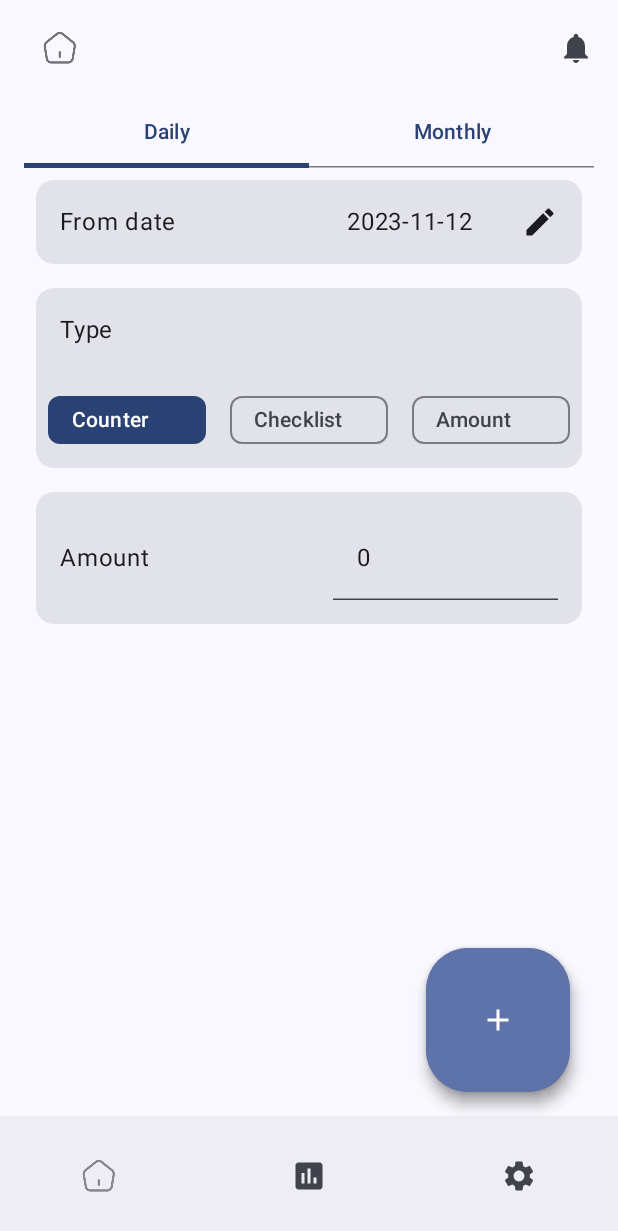
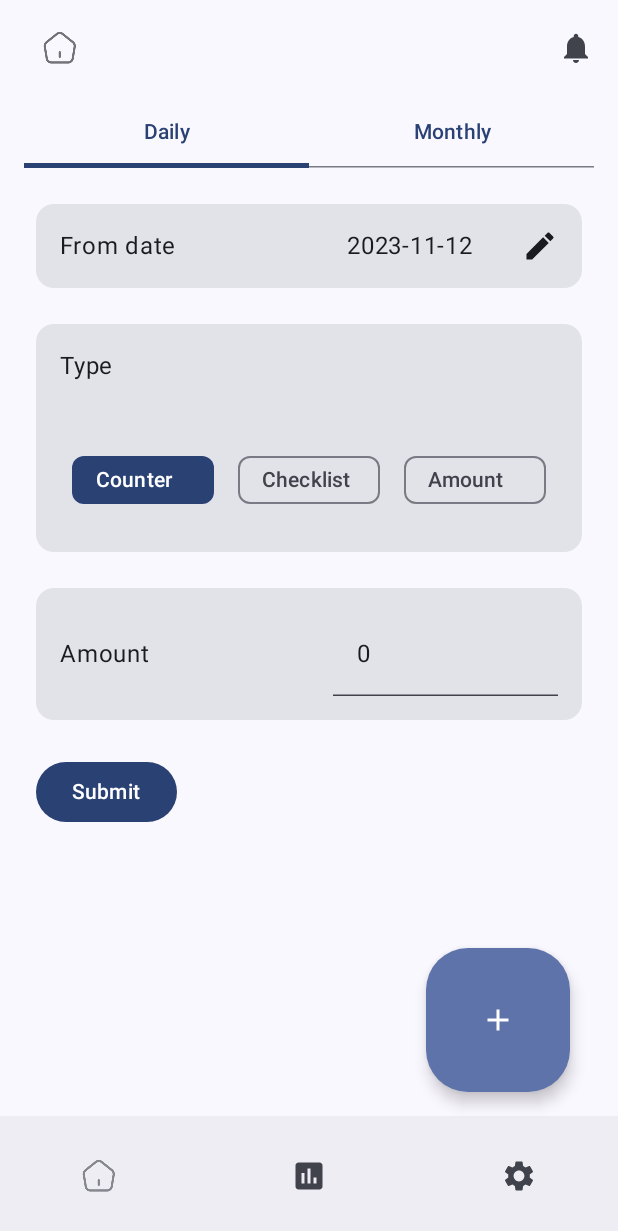
Before and after one commit to Subikesh/my-home, an Android app built with Jetpack Compose: the MyHomeFormScreen screen opened through its navigation route, on a phone screen of 412 x 824 dp. Shown: the top 1231 px of the screen. Run offline under Robolectric (Android 15) with nearby library versions, the phone set to English and light mode, and no system bars; our stand-ins replace accompanist.

Commit message:
Form screen completed with submit

```diff
--- a/app/src/main/java/com/spacey/myhome/MyHomeAppScreen.kt
+++ b/app/src/main/java/com/spacey/myhome/MyHomeAppScreen.kt
@@ -40,7 +40,6 @@ import kotlinx.coroutines.withContext
 @OptIn(ExperimentalMaterial3Api::class)
 @Composable
 fun MyHomeAppScreen(navController: NavHostController) {
-
     LaunchedEffect(key1 = "") {
         withContext(Dispatchers.IO) {
             navController.currentBackStackEntryFlow.collect {
@@ -48,7 +47,6 @@ fun MyHomeAppScreen(navController: NavHostController) {
             }
         }
     }
-
     val navList = listOf(
         NavItem.Home,
         NavItem.Report,
--- a/app/src/main/java/com/spacey/myhome/form/MyHomeFormScreen.kt
+++ b/app/src/main/java/com/spacey/myhome/form/MyHomeFormScreen.kt
@@ -1,24 +1,23 @@
 package com.spacey.myhome.form
 
 import androidx.compose.foundation.layout.Column
+import androidx.compose.foundation.layout.PaddingValues
 import androidx.compose.foundation.layout.Row
 import androidx.compose.foundation.layout.padding
 import androidx.compose.foundation.layout.width
 import androidx.compose.foundation.lazy.grid.GridCells
 import androidx.compose.foundation.lazy.grid.LazyVerticalGrid
 import androidx.compose.foundation.lazy.grid.items
+import androidx.compose.foundation.text.KeyboardOptions
 import androidx.compose.material.icons.Icons
-import androidx.compose.material.icons.filled.Done
 import androidx.compose.material.icons.filled.Edit
+import androidx.compose.material3.Button
 import androidx.compose.material3.Card
 import androidx.compose.material3.ExperimentalMaterial3Api
-import androidx.compose.material3.FabPosition
 import androidx.compose.material3.FilterChip
 import androidx.compose.material3.FilterChipDefaults
 import androidx.compose.material3.Icon
-import androidx.compose.material3.LargeFloatingActionButton
 import androidx.compose.material3.MaterialTheme
-import androidx.compose.material3.Scaffold
 import androidx.compose.material3.Tab
 import androidx.compose.material3.TabRow
 import androidx.compose.material3.Text
@@ -30,21 +29,23 @@ import androidx.compose.runtime.remember
 import androidx.compose.runtime.setValue
 import androidx.compose.ui.Alignment
 import androidx.compose.ui.Modifier
+import androidx.compose.ui.text.input.KeyboardType
 import androidx.compose.ui.text.style.TextAlign
 import androidx.compose.ui.tooling.preview.Preview
 import androidx.compose.ui.unit.dp
 import com.spacey.myhome.home.Field
+import com.spacey.myhome.utils.HomeDatePickerRow
 import java.time.LocalDate
 
 @Composable
-fun MyHomeFormScreen(currentDate: LocalDate, defaultTab: FormTab = FormTab.Daily, onSubmit: (List<Field>) -> Unit) {
-    Scaffold(floatingActionButtonPosition = FabPosition.End, floatingActionButton = {
-        LargeFloatingActionButton(onClick = { /*TODO*/ }) {
-            Icon(Icons.Default.Done, "Submit")
-        }
-    }) { padding ->
+fun MyHomeFormScreen(
+    currentDate: LocalDate,
+    defaultTab: FormTab = FormTab.Daily,
+    onSubmit: (List<Field>) -> Unit
+) {
     var selectedTab: FormTab by remember { mutableStateOf(defaultTab) }
-        Column(Modifier.padding(padding)) {
+    Column {
+        val outerPadding = Modifier.padding(top = 24.dp, start = 8.dp, end = 8.dp)
         TabRow(selectedTabIndex = selectedTab.ordinal) {
             FormTab.values().forEachIndexed { i, formTab ->
                 Tab(
@@ -54,63 +55,86 @@ fun MyHomeFormScreen(currentDate: LocalDate, defaultTab: FormTab = FormTab.Daily
                 )
             }
         }
-            selectedTab.fieldList.forEach {
-                it.InputView(Modifier.padding(8.dp), onChange = {
-
-                })
+        selectedTab.fieldList.forEach { field ->
+            if (field is Field.Date) {
+                field.value = currentDate
             }
+            field.InputView(outerPadding)
+        }
+        Button(onClick = { onSubmit(selectedTab.fieldList) }, modifier = outerPadding) {
+            Text(text = "Submit")
         }
     }
 }
 
 @OptIn(ExperimentalMaterial3Api::class)
 @Composable
-fun Field.InputView(modifier: Modifier = Modifier, onChange: (Field) -> Unit) {
+fun Field.InputView(modifier: Modifier = Modifier) {
     when (this) {
         is Field.Date -> {
-            Card(modifier) {
-                Row(verticalAlignment = Alignment.CenterVertically, modifier = Modifier.padding(16.dp)) {
-                    Text(text = this@InputView.label,
-                        Modifier.weight(1f))
+            var selectedDate: LocalDate by remember { mutableStateOf(this@InputView.value) }
+            HomeDatePickerRow(
+                initialDate = selectedDate,
+                onDateChanged = {
+                    this@InputView.value = it
+                    selectedDate = it
+                }, modifier = modifier
+            ) {
+                Card {
+                    Row(
+                        verticalAlignment = Alignment.CenterVertically,
+                        modifier = Modifier.padding(16.dp)
+                    ) {
                         Text(
-                        text = this@InputView.value.toString(),
-                        modifier = Modifier
-                            .width(150.dp),
+                            text = this@InputView.label,
+                            Modifier.weight(1f)
+                        )
+                        Text(
+                            text = selectedDate.toString(),
+                            modifier = Modifier.width(150.dp),
                             textAlign = TextAlign.Center
                         )
                         Icon(Icons.Default.Edit, contentDescription = "Edit")
                     }
                 }
             }
+        }
 
         is Field.Amount -> {
             Card(modifier) {
+                var value: String by remember { mutableStateOf(this@InputView.value) }
                 Row(
                     verticalAlignment = Alignment.CenterVertically,
                     modifier = Modifier.padding(16.dp)
                 ) {
                     Text(text = this@InputView.label, modifier = Modifier.weight(1f))
                     TextField(
-                        value = this@InputView.value,
+                        value = value,
+                        singleLine = true,
+                        keyboardOptions = KeyboardOptions(keyboardType = KeyboardType.Decimal),
                         onValueChange = {
+                            value = it
                             this@InputView.value = it
-                            onChange(this@InputView)
                         },
                         modifier = Modifier.width(150.dp)
                     )
                 }
             }
         }
+
         is Field.Picklist -> {
             Card(modifier) {
                 Column {
                     Text(text = "Type", modifier = Modifier.padding(16.dp))
                     var selectedValue: String by remember { mutableStateOf(this@InputView.value) }
-                    LazyVerticalGrid(columns = GridCells.Fixed(3)) {
+                    LazyVerticalGrid(columns = GridCells.Fixed(3), contentPadding = PaddingValues(16.dp)) {
                         items(this@InputView.options) {
                             FilterChip(
                                 selected = selectedValue == it,
-                                onClick = { selectedValue = it },
+                                onClick = {
+                                    selectedValue = it
+                                    this@InputView.value = it
+                                },
                                 label = { Text(it) },
                                 modifier = Modifier.padding(8.dp),
                                 colors = FilterChipDefaults.filterChipColors(
@@ -123,19 +147,24 @@ fun Field.InputView(modifier: Modifier = Modifier, onChange: (Field) -> Unit) {
                 }
             }
         }
+
         else -> TODO()
     }
 }
 
 enum class FormTab(val fieldList: List<Field>) {
-    Daily(listOf(
+    Daily(
+        listOf(
             Field.Date("From date", LocalDate.now()),
             Field.Picklist("Type", listOf("Counter", "Checklist", "Amount"), "Counter"),
             Field.Amount("Amount", "0")
-    )),
-    Monthly(listOf(
+        )
+    ),
+    Monthly(
+        listOf(
             Field.Date("From month", LocalDate.now()),
-        Field.Amount("Amount", "0"))
+            Field.Amount("Amount", "0")
+        )
     )
 }
 
--- a/app/src/main/java/com/spacey/myhome/home/HomeScreen.kt
+++ b/app/src/main/java/com/spacey/myhome/home/HomeScreen.kt
@@ -1,7 +1,6 @@
 package com.spacey.myhome.home
 
 import androidx.compose.foundation.background
-import androidx.compose.foundation.clickable
 import androidx.compose.foundation.layout.Arrangement
 import androidx.compose.foundation.layout.Column
 import androidx.compose.foundation.layout.PaddingValues
@@ -17,10 +16,7 @@ import androidx.compose.material.icons.Icons
 import androidx.compose.material.icons.filled.Add
 import androidx.compose.material.icons.filled.Edit
 import androidx.compose.material.icons.filled.Remove
-import androidx.compose.material3.Button
 import androidx.compose.material3.CardDefaults
-import androidx.compose.material3.DatePicker
-import androidx.compose.material3.DatePickerDialog
 import androidx.compose.material3.ElevatedCard
 import androidx.compose.material3.ExperimentalMaterial3Api
 import androidx.compose.material3.Icon
@@ -28,7 +24,6 @@ import androidx.compose.material3.IconButton
 import androidx.compose.material3.MaterialTheme
 import androidx.compose.material3.Surface
 import androidx.compose.material3.Text
-import androidx.compose.material3.rememberDatePickerState
 import androidx.compose.runtime.Composable
 import androidx.compose.runtime.getValue
 import androidx.compose.runtime.mutableIntStateOf
@@ -44,7 +39,7 @@ import androidx.compose.ui.text.font.FontWeight
 import androidx.compose.ui.text.style.TextAlign
 import androidx.compose.ui.tooling.preview.Preview
 import androidx.compose.ui.unit.dp
-import com.spacey.myhome.utils.toLocalDate
+import com.spacey.myhome.utils.HomeDatePickerRow
 import java.time.LocalDate
 import java.time.format.TextStyle
 import java.util.Locale
@@ -71,8 +66,23 @@ fun HomeScreen() {
         verticalItemSpacing = 24.dp
     ) {
         item(span = StaggeredGridItemSpan.Companion.FullLine) {
-            HomeDatePicker(date = selectedDate) {
-                selectedDate = it
+            HomeDatePickerRow(initialDate = selectedDate,
+                onDateChanged = { selectedDate = it }) {
+                Text(
+                    "${selectedDate.dayOfMonth} ${
+                        selectedDate.month.getDisplayName(
+                            TextStyle.SHORT,
+                            Locale.getDefault()
+                        )
+                    } ${selectedDate.year},\n${selectedDate.dayOfWeek}",
+                    modifier = Modifier.weight(1f),
+                    style = MaterialTheme.typography.displayMedium
+                )
+                Icon(
+                    Icons.Default.Edit,
+                    contentDescription = "Date edit",
+                    modifier = Modifier.padding(16.dp)
+                )
             }
         }
 
@@ -85,79 +95,19 @@ fun HomeScreen() {
 
 @OptIn(ExperimentalMaterial3Api::class)
 @Composable
-private fun HomeDatePicker(date: LocalDate, onDateChanged: (LocalDate) -> Unit) {
-    val haptics = LocalHapticFeedback.current
-    var showDateDialog by remember { mutableStateOf(false) }
-    Row(
-        Modifier.clickable { showDateDialog = true },
-        verticalAlignment = Alignment.CenterVertically
-    ) {
-        Text(
-            "${date.dayOfMonth} ${
-                date.month.getDisplayName(
-                    TextStyle.SHORT,
-                    Locale.getDefault()
-                )
-            } ${date.year},\n${date.dayOfWeek}",
-            modifier = Modifier.weight(1f),
-            style = MaterialTheme.typography.displayMedium
-        )
-        Icon(
-            Icons.Default.Edit,
-            contentDescription = "Date edit",
-            modifier = Modifier.padding(16.dp)
-        )
-    }
-    if (showDateDialog) {
-        val dateState = rememberDatePickerState()
-
-        if (dateState.selectedDateMillis != null) {
-            haptics.performHapticFeedback(HapticFeedbackType.TextHandleMove)
-        }
-
-        DatePickerDialog(
-            onDismissRequest = { showDateDialog = false },
-            confirmButton = {
-                Button(onClick = {
-                    dateState.selectedDateMillis?.let { onDateChanged(it.toLocalDate()) }
-                    showDateDialog = false
-                    haptics.performHapticFeedback(HapticFeedbackType.LongPress)
-                }) {
-                    Text("Confirm")
-                }
-            }) {
-            DatePicker(state = dateState)
-        }
-    }
-}
-
-sealed class Field(open val label: String) {
-    var isVisible = mutableStateOf(true)
-
-    // TODO: Give enum class type as param instead of List<String>?
-    class Picklist(override val label: String, val options: List<String>, var value: String) :
-        Field(label)
-
-    class Date(override val label: String, var value: LocalDate) : Field(label)
-    class Amount(override val label: String, var value: String = "") : Field(label)
-    class Counter(override val label: String, var value: Int = 0) : Field(label)
-    class CheckBox(override val label: String, var value: Boolean = false) : Field(label)
-
-    @OptIn(ExperimentalMaterial3Api::class)
-    @Composable
-    fun CardView(modifier: Modifier = Modifier) {
+fun Field.CardView(modifier: Modifier = Modifier) {
     if (!isVisible.value) return
 
     val haptic = LocalHapticFeedback.current
     when (this) {
-            is Counter -> {
+        is Field.Counter -> {
             var count by remember { mutableIntStateOf(this.value) }
             ElevatedCard(
                 elevation = CardDefaults.elevatedCardElevation(4.dp),
                 modifier = modifier
             ) {
                 Text(
-                        text = this@Field.label,
+                    text = this@CardView.label,
                     style = MaterialTheme.typography.titleMedium,
                     textAlign = TextAlign.Center,
                     modifier = Modifier
@@ -188,7 +138,7 @@ sealed class Field(open val label: String) {
             }
         }
 
-            is CheckBox -> {
+        is Field.CheckBox -> {
             var checked by remember { mutableStateOf(false) }
             // TODO: secondary color wont work here. Set it as green
             val color =
@@ -202,7 +152,7 @@ sealed class Field(open val label: String) {
                 }
             ) {
                 Text(
-                        text = this@Field.label,
+                    text = this@CardView.label,
                     style = MaterialTheme.typography.titleMedium,
                     textAlign = TextAlign.Center,
                     modifier = Modifier
@@ -213,6 +163,28 @@ sealed class Field(open val label: String) {
         }
 
         else -> {}
+    }
+}
+
+sealed class Field(open val label: String) {
+    var isVisible = mutableStateOf(true)
+
+    // TODO: Give enum class type as param instead of List<String>?
+    class Picklist(override val label: String, val options: List<String>, var value: String) :
+        Field(label)
+
+    class Date(override val label: String, var value: LocalDate) : Field(label)
+    class Amount(override val label: String, var value: String = "") : Field(label)
+    class Counter(override val label: String, var value: Int = 0) : Field(label)
+    class CheckBox(override val label: String, var value: Boolean = false) : Field(label)
+
+    override fun toString(): String {
+        return when (this) {
+            is Amount -> "Field: $label is $value"
+            is CheckBox -> "Field: $label is $value"
+            is Counter -> "Field: $label is $value"
+            is Date -> "Field: $label is $value"
+            is Picklist -> "Field: $label is $value"
         }
     }
 }
--- a/app/src/main/java/com/spacey/myhome/navigation/MyHomeNavHost.kt
+++ b/app/src/main/java/com/spacey/myhome/navigation/MyHomeNavHost.kt
@@ -1,5 +1,6 @@
 package com.spacey.myhome.navigation
 
+import android.util.Log
 import androidx.compose.material.icons.Icons
 import androidx.compose.material.icons.filled.Home
 import androidx.compose.material.icons.filled.InsertChart
@@ -29,7 +30,8 @@ fun MyHomeNavHost(navController: NavHostController) {
         }
         composable(NavRoute.FORM.route) {
             MyHomeFormScreen(currentDate = LocalDate.now()) {
-
+                Log.d("Form", "Final values: $it")
+                navController.popBackStack()
             }
         }
         composable(NavRoute.NOTIFICATION.route) {
--- /dev/null
+++ b/app/src/main/java/com/spacey/myhome/utils/HomeDatePicker.kt
@@ -0,0 +1,56 @@
+package com.spacey.myhome.utils
+
+import androidx.compose.foundation.clickable
+import androidx.compose.foundation.layout.Row
+import androidx.compose.foundation.layout.RowScope
+import androidx.compose.material3.Button
+import androidx.compose.material3.DatePicker
+import androidx.compose.material3.DatePickerDialog
+import androidx.compose.material3.ExperimentalMaterial3Api
+import androidx.compose.material3.Text
+import androidx.compose.material3.rememberDatePickerState
+import androidx.compose.runtime.Composable
+import androidx.compose.runtime.getValue
+import androidx.compose.runtime.mutableStateOf
+import androidx.compose.runtime.remember
+import androidx.compose.runtime.setValue
+import androidx.compose.ui.Alignment
+import androidx.compose.ui.Modifier
+import androidx.compose.ui.hapticfeedback.HapticFeedbackType
+import androidx.compose.ui.platform.LocalHapticFeedback
+import java.time.LocalDate
+import java.time.ZoneOffset
+
+@OptIn(ExperimentalMaterial3Api::class)
+@Composable
+fun HomeDatePickerRow(modifier: Modifier = Modifier, initialDate: LocalDate = LocalDate.now(), onDateChanged: (LocalDate) -> Unit, content: @Composable RowScope.() -> Unit) {
+    val haptics = LocalHapticFeedback.current
+    var showDateDialog by remember { mutableStateOf(false) }
+    Row(
+        modifier.clickable { showDateDialog = true },
+        verticalAlignment = Alignment.CenterVertically
+    ) {
+        content()
+    }
+    if (showDateDialog) {
+        val dateState = rememberDatePickerState(initialSelectedDateMillis = initialDate.atStartOfDay().toInstant(ZoneOffset.UTC).toEpochMilli())
+
+        if (dateState.selectedDateMillis != null) {
+            haptics.performHapticFeedback(HapticFeedbackType.TextHandleMove)
+        }
+
+        DatePickerDialog(
+            onDismissRequest = { showDateDialog = false },
+            confirmButton = {
+                Button(onClick = {
+                    dateState.selectedDateMillis?.let { onDateChanged(it.toLocalDate()) }
+                    showDateDialog = false
+                    haptics.performHapticFeedback(HapticFeedbackType.LongPress)
+                }) {
+                    Text("Confirm")
+                }
+            }) {
+            DatePicker(state = dateState)
+        }
+    }
+}
```
Lines whose indentation alone changed are shown as unchanged.
